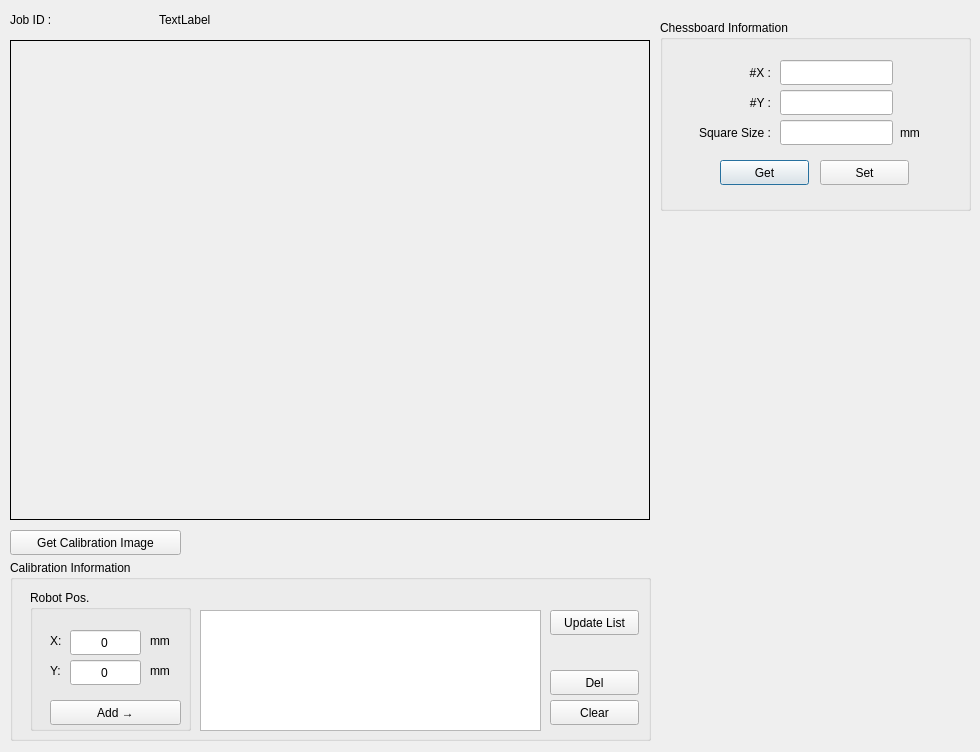
Old version of the form ui/dialogsetcalibration.ui in the repository rendezvue/ViNet.
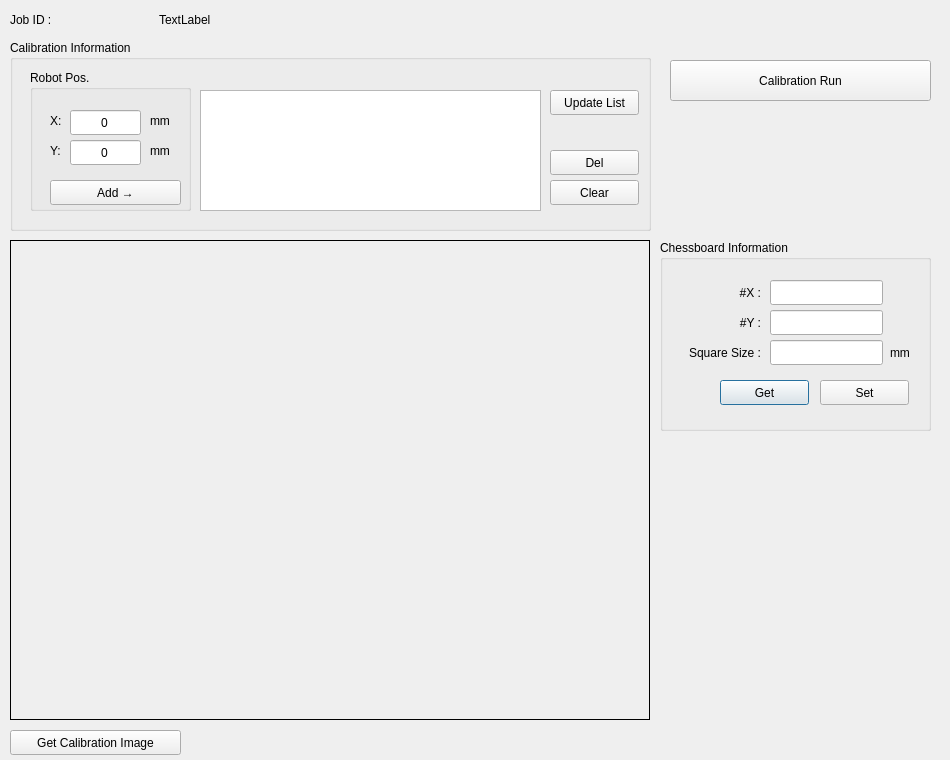
New version of the form.

Commit message: Added Calibration Run.

Diff of the .ui file:
```diff
--- a/ui/dialogsetcalibration.ui
+++ b/ui/dialogsetcalibration.ui
@@ -6,8 +6,8 @@
    <rect>
     <x>0</x>
     <y>0</y>
-    <width>980</width>
-    <height>752</height>
+    <width>950</width>
+    <height>760</height>
    </rect>
   </property>
   <property name="windowTitle">
@@ -43,7 +43,7 @@
    <property name="geometry">
     <rect>
      <x>10</x>
-     <y>40</y>
+     <y>240</y>
      <width>640</width>
      <height>480</height>
     </rect>
@@ -59,8 +59,8 @@
    <property name="geometry">
     <rect>
      <x>660</x>
-     <y>20</y>
-     <width>311</width>
+     <y>240</y>
+     <width>271</width>
      <height>191</height>
     </rect>
    </property>
@@ -70,7 +70,7 @@
    <widget class="QLabel" name="label">
     <property name="geometry">
      <rect>
-      <x>20</x>
+      <x>10</x>
       <y>40</y>
       <width>91</width>
       <height>25</height>
@@ -86,7 +86,7 @@
    <widget class="QLineEdit" name="lineEdit_chess_x_num">
     <property name="geometry">
      <rect>
-      <x>120</x>
+      <x>110</x>
       <y>40</y>
       <width>113</width>
       <height>25</height>
@@ -96,7 +96,7 @@
    <widget class="QLineEdit" name="lineEdit_chess_y_num">
     <property name="geometry">
      <rect>
-      <x>120</x>
+      <x>110</x>
       <y>70</y>
       <width>113</width>
       <height>25</height>
@@ -106,7 +106,7 @@
    <widget class="QLabel" name="label_2">
     <property name="geometry">
      <rect>
-      <x>20</x>
+      <x>10</x>
       <y>70</y>
       <width>91</width>
       <height>25</height>
@@ -122,7 +122,7 @@
    <widget class="QLabel" name="label_3">
     <property name="geometry">
      <rect>
-      <x>20</x>
+      <x>10</x>
       <y>100</y>
       <width>91</width>
       <height>25</height>
@@ -138,7 +138,7 @@
    <widget class="QLineEdit" name="lineEdit_chess_size">
     <property name="geometry">
      <rect>
-      <x>120</x>
+      <x>110</x>
       <y>100</y>
       <width>113</width>
       <height>25</height>
@@ -148,7 +148,7 @@
    <widget class="QLabel" name="label_4">
     <property name="geometry">
      <rect>
-      <x>240</x>
+      <x>230</x>
       <y>100</y>
       <width>31</width>
       <height>25</height>
@@ -192,7 +192,7 @@
    <property name="geometry">
     <rect>
      <x>10</x>
-     <y>530</y>
+     <y>730</y>
      <width>171</width>
      <height>25</height>
     </rect>
@@ -205,9 +205,9 @@
    <property name="geometry">
     <rect>
      <x>10</x>
-     <y>560</y>
+     <y>40</y>
      <width>641</width>
-     <height>181</height>
+     <height>191</height>
     </rect>
    </property>
    <property name="title">
@@ -222,10 +222,18 @@
       <height>121</height>
      </rect>
     </property>
+    <property name="font">
+     <font>
+      <pointsize>8</pointsize>
+     </font>
+    </property>
+    <property name="lineWidth">
+     <number>1</number>
+    </property>
     <property name="iconSize">
      <size>
-      <width>160</width>
-      <height>120</height>
+      <width>120</width>
+      <height>90</height>
      </size>
     </property>
     <property name="resizeMode">
@@ -385,6 +393,19 @@
     </property>
    </widget>
   </widget>
+  <widget class="QPushButton" name="pushButton_calibration_run">
+   <property name="geometry">
+    <rect>
+     <x>670</x>
+     <y>60</y>
+     <width>261</width>
+     <height>41</height>
+    </rect>
+   </property>
+   <property name="text">
+    <string>Calibration Run</string>
+   </property>
+  </widget>
  </widget>
  <resources/>
  <connections/>
```
The commit also changes 2 other files.
